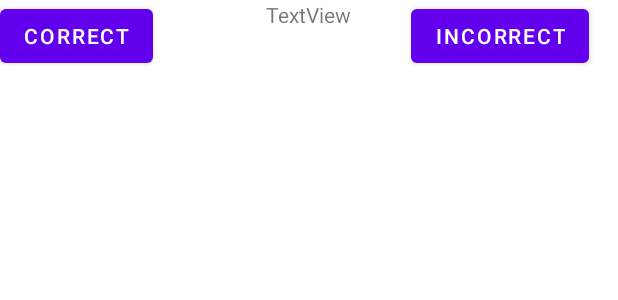
After one commit to livalex/PracticalTest01Var03, an Android app: the layout activity_practical_test01var03_secondary.xml on its own in the app's theme, with its tools: preview values and no code run, on a phone screen of 412 x 824 dp. The commit adds this screen. Shown: the top 300 px of the screen. Run offline under Robolectric (Android 15) with nearby library versions, the phone set to English and light mode, and no system bars.

Commit message:
B.2 si C.1 si C.2

```diff
--- a/app/src/main/AndroidManifest.xml
+++ b/app/src/main/AndroidManifest.xml
@@ -10,6 +10,9 @@
         android:supportsRtl="true"
         android:theme="@style/Theme.PracticalTest01Var03">
         <activity
+            android:name=".PracticalTest01var03SecondaryActivity"
+            android:exported="false" />
+        <activity
             android:name=".PracticalTest01Var03MainActivity"
             android:exported="true">
             <intent-filter>
--- a/app/src/main/java/ro/pub/cs/systems/eim/practicaltest01var03/Constants.java
+++ b/app/src/main/java/ro/pub/cs/systems/eim/practicaltest01var03/Constants.java
@@ -4,4 +4,6 @@ public class Constants {
     final public static String FIRST_EDITTEXT = "FIRST_EDITTEXT";
     final public static String SECOND_EDITTEXT = "SECOND_EDITTEXT";
     final public static String RESULT = "RESULT";
+    final public static String CALCULUS = "CALCULUS";
+    final public static int SECONDARY_ACTIVITY_REQUEST_CODE = 1324;
 }
--- /dev/null
+++ b/app/src/main/res/layout/activity_practical_test01var03_secondary.xml
@@ -0,0 +1,38 @@
+<?xml version="1.0" encoding="utf-8"?>
+<androidx.constraintlayout.widget.ConstraintLayout xmlns:android="http://schemas.android.com/apk/res/android"
+    xmlns:app="http://schemas.android.com/apk/res-auto"
+    xmlns:tools="http://schemas.android.com/tools"
+    android:layout_width="match_parent"
+    android:layout_height="match_parent"
+    tools:context=".PracticalTest01var03SecondaryActivity">
+
+    <TextView
+        android:id="@+id/textView_secondActiv"
+        android:layout_width="57dp"
+        android:layout_height="15dp"
+        android:text="TextView"
+        app:layout_constraintEnd_toEndOf="parent"
+        app:layout_constraintStart_toStartOf="parent"
+        tools:layout_editor_absoluteY="370dp"
+        tools:ignore="MissingConstraints" />
+
+    <Button
+        android:id="@+id/correct_button"
+        android:layout_width="wrap_content"
+        android:layout_height="wrap_content"
+        android:text="Correct"
+        app:layout_constraintStart_toStartOf="parent"
+        tools:layout_editor_absoluteY="425dp"
+        tools:ignore="MissingConstraints" />
+
+    <Button
+        android:id="@+id/incorrect_button"
+        android:layout_width="wrap_content"
+        android:layout_height="wrap_content"
+        android:layout_marginStart="254dp"
+        android:text="Incorrect"
+        app:layout_constraintEnd_toEndOf="parent"
+        app:layout_constraintStart_toStartOf="@+id/correct_button"
+        tools:layout_editor_absoluteY="425dp"
+        tools:ignore="MissingConstraints" />
+</androidx.constraintlayout.widget.ConstraintLayout>
```
Also changed, not shown: app/src/main/java/ro/pub/cs/systems/eim/practicaltest01var03/PracticalTest01Var03MainActivity.java (+24 -0 lines), app/src/main/java/ro/pub/cs/systems/eim/practicaltest01var03/PracticalTest01var03SecondaryActivity.java (added, +50 -0 lines).
